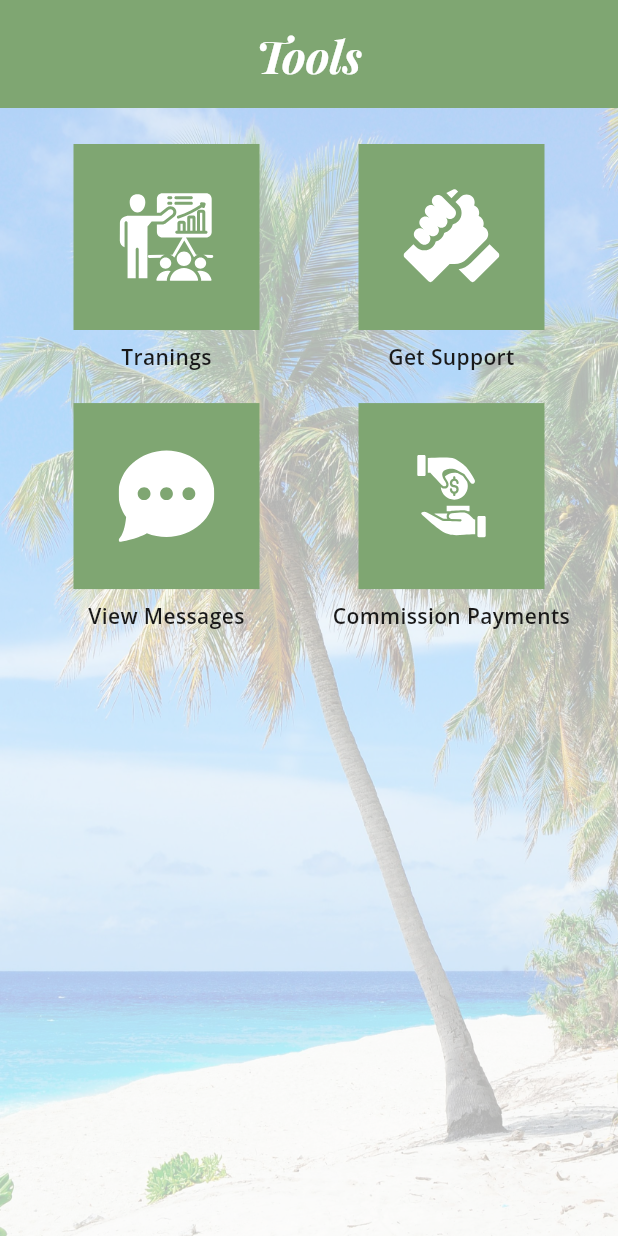
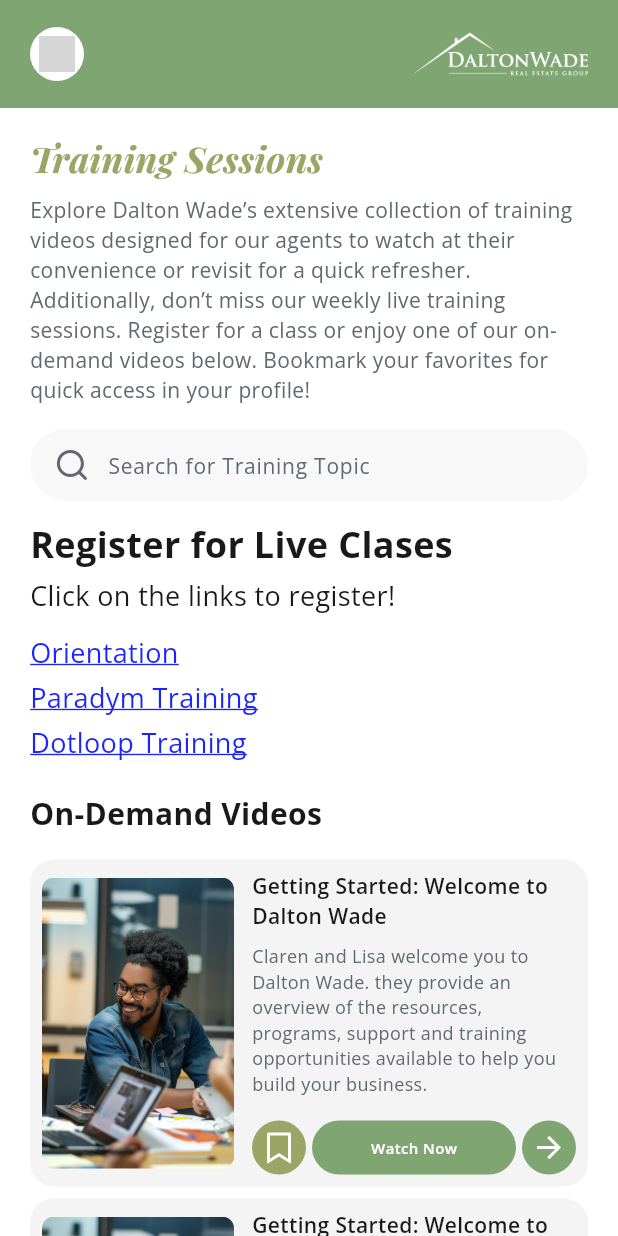
Before and after one commit to Zimmer550i/dalton_wade, a Flutter app: the Tools screen opened directly, after a tap on "Tranings", on a phone screen of 412 x 824 dp. Run offline on Flutter 3.47's test engine with Material 3 defaults, Android fonts, the phone set to English and light mode, and no system bars; our stand-ins replace flutter_screenutil, flutter_spinkit, flutter_svg, get, shared_preferences; accounts and stored records are empty; grey boxes are pictures that could not be loaded.

Commit message:
add: some tools pages

```diff
--- a/lib/helpers/route.dart
+++ b/lib/helpers/route.dart
@@ -1,3 +1,5 @@
+import 'package:dalton_wade/models/box_icon_data.dart';
+import 'package:dalton_wade/utils/app_icons.dart';
 import 'package:dalton_wade/views/screens/app.dart';
 import 'package:dalton_wade/views/screens/auth/forget_password.dart';
 import 'package:dalton_wade/views/screens/auth/login.dart';
@@ -11,6 +13,9 @@
 import 'package:dalton_wade/views/screens/settings/change_password.dart';
 import 'package:dalton_wade/views/screens/settings/feedback.dart';
 import 'package:dalton_wade/views/screens/splash.dart';
+import 'package:dalton_wade/views/screens/tools/support.dart';
+import 'package:dalton_wade/views/screens/tools/template_page.dart';
+import 'package:dalton_wade/views/screens/tools/training_sessions.dart';
 import 'package:get/get.dart';
 
 class AppRoutes {
@@ -25,6 +30,12 @@
   static String confirmation = '/confirmation';
   static String myPlan = '/my_plan';
   static String favouriteTrainings = "/favourite_trainings";
+
+  static String trainingSessions = "/training_sessions";
+  static String support = '/support';
+  static String turnerTitle = '/turnerTitle';
+  static String pioneerMortgage = '/pioneer_mortgage';
+  static String miMitualMortgage = '/mi_mutual_mortgage';
 
   static String notifications = '/notifications';
 
@@ -68,7 +79,79 @@
       transitionDuration: const Duration(milliseconds: 300),
     ),
     GetPage(name: notifications, page: () => Notifications()),
+    GetPage(name: trainingSessions, page: () => TrainingSessions()),
     GetPage(name: favouriteTrainings, page: () => FavouriteTrainings()),
     GetPage(name: forgetPassword, page: () => ForgetPassword()),
+    GetPage(name: support, page: () => Support()),
+    GetPage(
+      name: turnerTitle,
+      page: () => TemplatePage(
+        title: "Turner Title",
+        subTitle:
+            "Explore the convenience of Turner Title, our in-house title company catering to the entire state of Florida. Enjoy exclusive features like the Turner Title Prospector for farming, Zoccam for mobile deposits on the fly, Qualia - our cloud-based title, escrow, and closing software, and our Sellers Net Sheet Calculator for accurate estimates, Proudly bringing you the best in title services at Dalton Wade.",
+        additionalButtons: [
+          BoxIconData(
+            assetPath: AppIcons.call,
+            label: "Call",
+          ),
+          BoxIconData(
+            assetPath: AppIcons.email,
+            label: "Email",
+          ),
+          BoxIconData(
+            assetPath: AppIcons.website,
+            label: "Visit Website",
+          ),
+          BoxIconData(
+            assetPath: AppIcons.downloadApp,
+            label: "Download turner Title Prospector",
+          ),
+        ],
+      ),
+    ),
+    GetPage(
+      name: pioneerMortgage,
+      page: () => TemplatePage(
+        title: "Pioneer Mortgage Funding Inc.",
+        subTitle:
+            "Pionner Mortgage Funding Inc., our trusted lending partner, is ready to assist your clients in financing their dream home. Contact Courtland Hunt to begin the process effortlessly.",
+        additionalButtons: [
+          BoxIconData(
+            assetPath: AppIcons.call,
+            label: "Call",
+          ),
+          BoxIconData(
+            assetPath: AppIcons.email,
+            label: "Email",
+          ),
+          BoxIconData(
+            assetPath: AppIcons.website,
+            label: "Visit Website",
+          ),
+        ],
+      ),
+    ),
+    GetPage(
+      name: miMitualMortgage,
+      page: () => TemplatePage(
+        title: "MiMutual Mortgage",
+        subTitle:
+            "Pionner Mortgage Funding Inc., our trusted lending partner, is ready to assist your clients in financing their dream home. Contact Courtland Hunt to begin the process effortlessly.",
+        additionalButtons: [
+          BoxIconData(
+            assetPath: AppIcons.call,
+            label: "Call",
+          ),
+          BoxIconData(
+            assetPath: AppIcons.email,
+            label: "Email",
+          ),
+          BoxIconData(
+            assetPath: AppIcons.website,
+            label: "Visit Website",
+          ),
+        ],
+      ),
+    ),
   ];
 }
--- a/lib/views/base/box_icon.dart
+++ b/lib/views/base/box_icon.dart
@@ -14,7 +14,11 @@
     return GestureDetector(
       onTap: () {
         if (data.link != null) {
-          Get.toNamed(data.link!);
+          if(data.link!.startsWith("/")) {
+            Get.toNamed(data.link!);
+          }else{
+
+          }
         }
       },
       child: SizedBox(
@@ -36,11 +40,14 @@
             const SizedBox(
               height: 8,
             ),
-            Text(
-              data.label,
-              textAlign: TextAlign.center,
-              style: AppStyles.body2Bold.copyWith(
-                color: AppColors.dark,
+            SizedBox(
+              width: 124,
+              child: Text(
+                data.label,
+                textAlign: TextAlign.center,
+                style: AppStyles.body2Bold.copyWith(
+                  color: AppColors.dark,
+                ),
               ),
             ),
           ],
--- /dev/null
+++ b/lib/views/screens/tools/support.dart
@@ -0,0 +1,76 @@
+import 'package:dalton_wade/models/box_icon_data.dart';
+import 'package:dalton_wade/utils/app_colors.dart';
+import 'package:dalton_wade/utils/app_icons.dart';
+import 'package:dalton_wade/utils/style.dart';
+import 'package:dalton_wade/views/base/box_icon.dart';
+import 'package:dalton_wade/views/base/custom_app_bar.dart';
+import 'package:flutter/material.dart';
+
+class Support extends StatelessWidget {
+  const Support({super.key});
+
+  @override
+  Widget build(BuildContext context) {
+    var data = [
+      BoxIconData(
+        assetPath: AppIcons.ticket,
+        label: "Submit a Ticket",
+      ),
+      BoxIconData(
+        assetPath: AppIcons.idea,
+        label: "Visit Knowledge Guide",
+      ),
+      BoxIconData(
+        assetPath: AppIcons.call,
+        label: "Call Support",
+      ),
+      BoxIconData(
+        assetPath: AppIcons.email,
+        label: "Email Support",
+      ),
+    ];
+    return Scaffold(
+      appBar: CustomAppBar(),
+      body: Padding(
+        padding: EdgeInsets.symmetric(
+          horizontal: 20,
+        ),
+        child: SingleChildScrollView(
+          child: Column(
+            crossAxisAlignment: CrossAxisAlignment.start,
+            children: [
+              const SizedBox(height: 16),
+              Text(
+                "Support",
+                style: AppStyles.h07.copyWith(
+                  color: AppColors.primary,
+                ),
+              ),
+              const SizedBox(height: 8),
+              Text(
+                "You can access committed support every day of the week, regardless of the commission plan you’re enrolled in, \n\nUpdate times for support:\nMonday-Friday: 9:00 a.m. to 7:00 p.m. ET\nSaturday: 12:00 p.m. to 5:00 p.m. ET\nSunday: Closed",
+                style: AppStyles.body2.copyWith(
+                  color: AppColors.third,
+                ),
+              ),
+              const SizedBox(height: 16),
+              GridView.builder(
+                gridDelegate: SliverGridDelegateWithFixedCrossAxisCount(
+                  crossAxisCount: 2,
+                ),
+                shrinkWrap: true,
+                itemCount: data.length,
+                itemBuilder: (context, index) {
+                  return Padding(
+                    padding: EdgeInsets.only(left: (index % 2 != 0) ? 4 : 0),
+                    child: BoxIcon(data: data[index]),
+                  );
+                },
+              ),
+            ],
+          ),
+        ),
+      ),
+    );
+  }
+}
--- /dev/null
+++ b/lib/views/screens/tools/template_page.dart
@@ -0,0 +1,68 @@
+import 'package:dalton_wade/models/box_icon_data.dart';
+import 'package:dalton_wade/utils/app_colors.dart';
+import 'package:dalton_wade/utils/style.dart';
+import 'package:dalton_wade/views/base/box_icon.dart';
+import 'package:dalton_wade/views/base/custom_app_bar.dart';
+import 'package:flutter/material.dart';
+
+class TemplatePage extends StatelessWidget {
+  final String title;
+  final String subTitle;
+  final List<BoxIconData> additionalButtons;
+  const TemplatePage({
+    super.key,
+    required this.title,
+    required this.subTitle,
+    this.additionalButtons = const [],
+  });
+
+  @override
+  Widget build(BuildContext context) {
+    var data = [
+      ...additionalButtons
+    ];
+    return Scaffold(
+      appBar: CustomAppBar(),
+      body: Padding(
+        padding: EdgeInsets.symmetric(
+          horizontal: 20,
+        ),
+        child: SingleChildScrollView(
+          child: Column(
+            crossAxisAlignment: CrossAxisAlignment.start,
+            children: [
+              const SizedBox(height: 16),
+              Text(
+                title,
+                style: AppStyles.h07.copyWith(
+                  color: AppColors.primary,
+                ),
+              ),
+              const SizedBox(height: 8),
+              Text(
+                subTitle,
+                style: AppStyles.body2.copyWith(
+                  color: AppColors.third,
+                ),
+              ),
+              const SizedBox(height: 16),
+              GridView.builder(
+                gridDelegate: SliverGridDelegateWithFixedCrossAxisCount(
+                  crossAxisCount: 2,
+                ),
+                shrinkWrap: true,
+                itemCount: data.length,
+                itemBuilder: (context, index) {
+                  return Padding(
+                    padding: EdgeInsets.only(left: (index % 2 != 0) ? 4 : 0),
+                    child: BoxIcon(data: data[index]),
+                  );
+                },
+              ),
+            ],
+          ),
+        ),
+      ),
+    );
+  }
+}
--- a/lib/views/screens/tools/tools.dart
+++ b/lib/views/screens/tools/tools.dart
@@ -1,3 +1,4 @@
+import 'package:dalton_wade/helpers/route.dart';
 import 'package:dalton_wade/models/box_icon_data.dart';
 import 'package:dalton_wade/utils/app_colors.dart';
 import 'package:dalton_wade/utils/app_icons.dart';
@@ -11,11 +12,31 @@
   @override
   Widget build(BuildContext context) {
     var data = [
-      BoxIconData(assetPath: AppIcons.traning, label: "Tranings"),
-      BoxIconData(assetPath: AppIcons.getSupport, label: "Get Support"),
-      BoxIconData(assetPath: AppIcons.messges, label: "View Messages"),
       BoxIconData(
-          assetPath: AppIcons.commissionPayments, label: "Commission Payments"),
+        assetPath: AppIcons.traning,
+        label: "Tranings",
+        link: AppRoutes.trainingSessions,
+      ),
+      BoxIconData(
+        assetPath: AppIcons.getSupport,
+        label: "Get Support",
+        link: AppRoutes.support,
+      ),
+      BoxIconData(
+        assetPath: AppIcons.team,
+        label: "Turner Title",
+        link: AppRoutes.turnerTitle,
+      ),
+      BoxIconData(
+        assetPath: AppIcons.team,
+        label: "Pioneer Mortgage Funding Inc.",
+        link: AppRoutes.pioneerMortgage,
+      ),
+      BoxIconData(
+        assetPath: AppIcons.team,
+        label: "MiMutual Mortgage",
+        link: AppRoutes.miMitualMortgage,
+      ),
     ];
     return Scaffold(
       appBar: AppBar(
--- /dev/null
+++ b/lib/views/screens/tools/training_sessions.dart
@@ -0,0 +1,176 @@
+import 'package:dalton_wade/utils/app_colors.dart';
+import 'package:dalton_wade/utils/app_icons.dart';
+import 'package:dalton_wade/utils/style.dart';
+import 'package:dalton_wade/views/base/custom_app_bar.dart';
+import 'package:dalton_wade/views/base/svg.dart';
+import 'package:dalton_wade/views/base/training_videos.dart';
+import 'package:flutter/material.dart';
+
+class TrainingSessions extends StatelessWidget {
+  const TrainingSessions({super.key});
+
+  @override
+  Widget build(BuildContext context) {
+    return Scaffold(
+      appBar: CustomAppBar(),
+      body: Padding(
+        padding: EdgeInsets.symmetric(
+          horizontal: 20,
+        ),
+        child: SingleChildScrollView(
+          child: Column(
+            crossAxisAlignment: CrossAxisAlignment.start,
+            children: [
+              const SizedBox(height: 16),
+              Text(
+                "Training Sessions",
+                style: AppStyles.h07.copyWith(
+                  color: AppColors.primary,
+                ),
+              ),
+              const SizedBox(height: 8),
+              Text(
+                "Explore Dalton Wade’s extensive collection of training videos designed for our agents to watch at their convenience or revisit for a quick refresher. Additionally, don’t miss our weekly live training sessions. Register for a class or enjoy one of our on-demand videos below. Bookmark your favorites for quick access in your profile!",
+                style: AppStyles.body2.copyWith(
+                  color: AppColors.third,
+                ),
+              ),
+              const SizedBox(height: 16),
+              Container(
+                height: 48,
+                padding: EdgeInsets.symmetric(
+                  horizontal: 16,
+                  // vertical: 12,
+                ),
+                decoration: BoxDecoration(
+                  color: Color(0xffF8F8F8),
+                  borderRadius: BorderRadius.circular(50),
+                ),
+                child: Row(
+                  spacing: 12,
+                  children: [
+                    Svg(
+                      asset: AppIcons.search,
+                      color: AppColors.third,
+                    ),
+                    Expanded(
+                      child: TextField(
+                        decoration: InputDecoration(
+                          hintText: "Search for Training Topic",
+                          hintStyle: AppStyles.body2.copyWith(
+                            color: AppColors.third,
+                          ),
+                          border: InputBorder.none,
+                        ),
+                      ),
+                    ),
+                  ],
+                ),
+              ),
+              const SizedBox(
+                height: 12,
+              ),
+              Text(
+                "Register for Live Clases",
+                style: TextStyle(
+                  fontFamily: "OpenSans",
+                  fontWeight: FontWeight.w700,
+                  color: AppColors.dark,
+                  fontSize: 24,
+                ),
+              ),
+              const SizedBox(
+                height: 4,
+              ),
+              Text(
+                "Click on the links to register!",
+                style: TextStyle(
+                  fontFamily: "OpenSans",
+                  fontWeight: FontWeight.w400,
+                  color: AppColors.dark,
+                  fontSize: 18,
+                ),
+              ),
+              const SizedBox(
+                height: 12,
+              ),
+              Text(
+                "Orientation",
+                style: TextStyle(
+                  fontFamily: "OpenSans",
+                  fontWeight: FontWeight.w400,
+                  color: AppColors.link,
+                  fontSize: 18,
+                  decoration: TextDecoration.underline,
+                  decorationColor: AppColors.link,
+                  decorationThickness: 2
+                ),
+              ),
+              const SizedBox(
+                height: 4,
+              ),
+              Text(
+                "Paradym Training",
+                style: TextStyle(
+                  fontFamily: "OpenSans",
+                  fontWeight: FontWeight.w400,
+                  color: AppColors.link,
+                  fontSize: 18,
+                  decoration: TextDecoration.underline,
+                  decorationColor: AppColors.link,
+                  decorationThickness: 2
+                ),
+              ),
+              const SizedBox(
+                height: 4,
+              ),
+              Text(
+                "Dotloop Training",
+                style: TextStyle(
+                  fontFamily: "OpenSans",
+                  fontWeight: FontWeight.w400,
+                  color: AppColors.link,
+                  fontSize: 18,
+                  decoration: TextDecoration.underline,
+                  decorationColor: AppColors.link,
+                  decorationThickness: 2
+                ),
+              ),
+              const SizedBox(
+                height: 20,
+              ),
+              Text(
+                "On-Demand Videos",
+                style: TextStyle(
+                  fontFamily: "OpenSans",
+                  fontWeight: FontWeight.w700,
+                  color: AppColors.dark,
+                  fontSize: 20,
+                ),
+              ),
+              const SizedBox(
+                height: 16,
+              ),
+              TrainingVideos(),
+              const SizedBox(
+                height: 8,
+              ),
+              TrainingVideos(),
+              const SizedBox(
+                height: 8,
+              ),
+              TrainingVideos(),
+              const SizedBox(
+                height: 8,
+              ),
+              TrainingVideos(),
+              const SizedBox(
+                height: 40,
+              ),
+            ],
+          ),
+        ),
+      ),
+    );
+  }
+}
```
Also changed, not shown: 4 other files.
